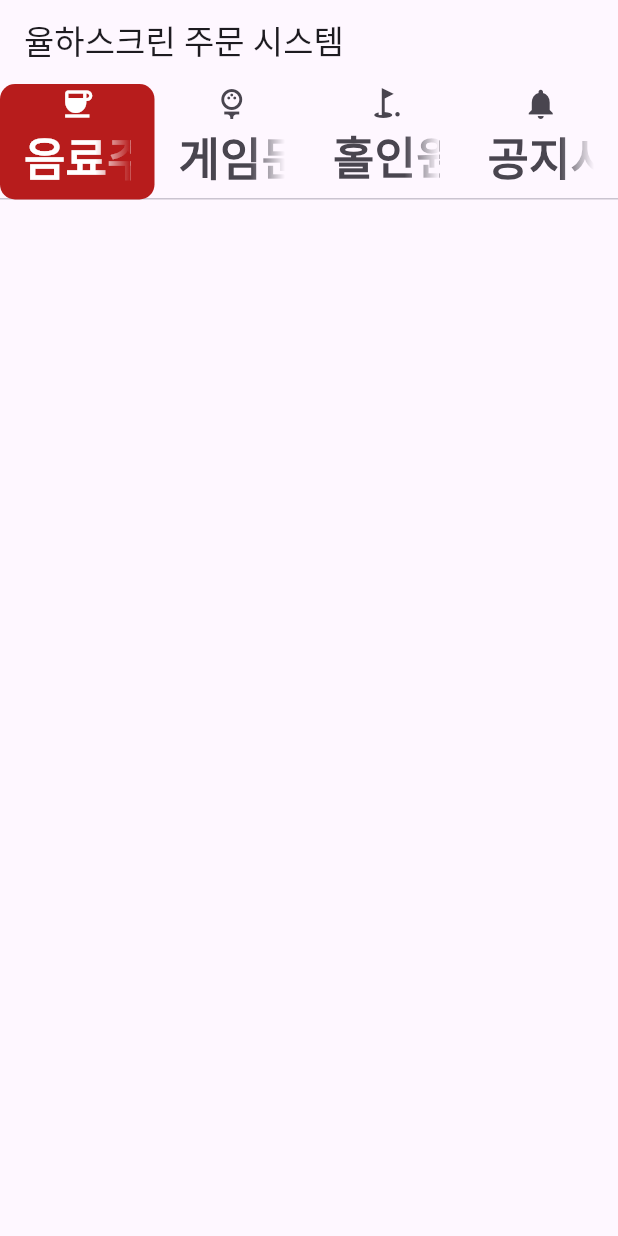
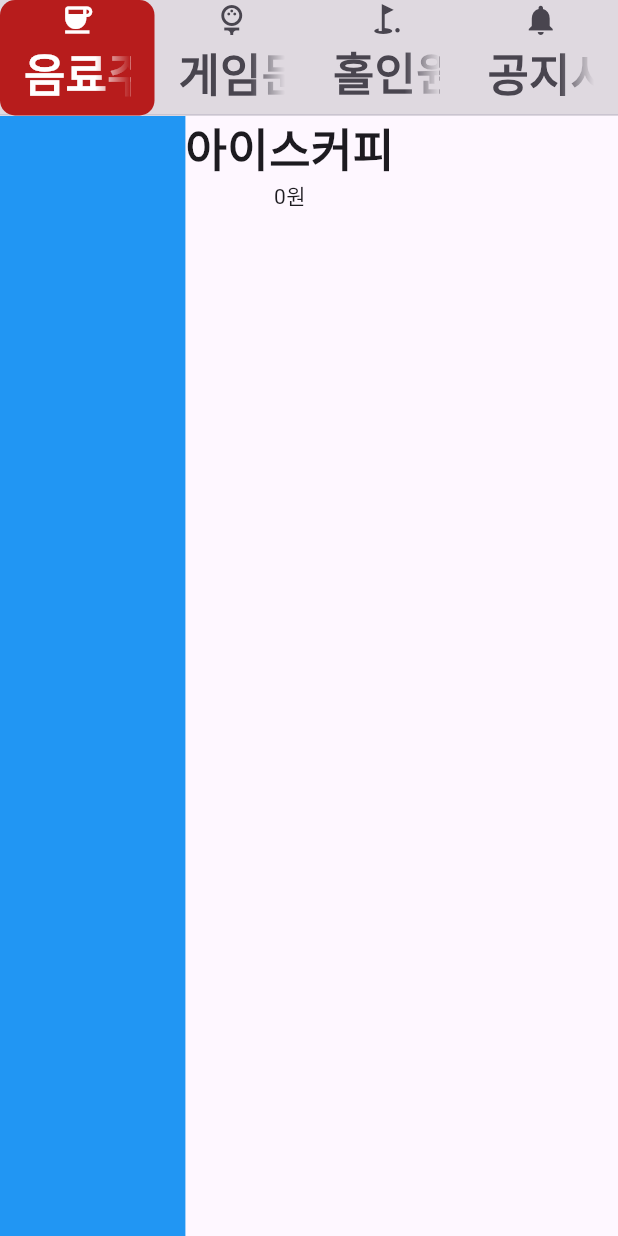
Before and after one commit to gwangheeyi/yulhasystem, a Flutter app: the screen it shows after launch, on a phone screen of 412 x 824 dp. Run offline on Flutter 3.47's test engine with Material 3 defaults, Android fonts, the phone set to English and light mode, and no system bars; our stand-ins replace webview_flutter.

Commit message:
페이지설정

```diff
--- a/lib/main.dart
+++ b/lib/main.dart
@@ -1,9 +1,16 @@
 import 'package:flutter/material.dart';
+import 'orderpage.dart';
+import 'requestpage.dart';
+import 'holeinonepage.dart';
+import 'infopage.dart';
 
 void main() {
 
   runApp(
-      MaterialApp(home:const TabScreen()),
+      MaterialApp(
+        debugShowCheckedModeBanner: false,
+        home:const TabScreen(),
+      ),
   );
 }
 
@@ -25,16 +32,11 @@ class _TabScreenState extends State<TabScreen> with SingleTickerProviderStateMix
   );
 
   @override
-  void dispose(){
-    tabController.dispose();
-    super.dispose();
-  }
-
-  @override
   Widget build(BuildContext context) {
     return Scaffold(
       appBar: AppBar(
-        title: const Text("율하스크린 주문 시스템"),
+        toolbarHeight:0,
+        backgroundColor: Colors.black12,
         bottom: TabBar(
           controller: tabController,
           tabs: const [
@@ -58,7 +60,16 @@ class _TabScreenState extends State<TabScreen> with SingleTickerProviderStateMix
           ),
         ),
       ),
-      body:null,
+      body:
+        TabBarView(
+        controller: tabController,
+        children: [
+          OrderPage(),
+          RequestPage(),
+          HoleInOnePage(),
+          InfoPage()
+        ],
+      ),
     );
   }
 }
--- /dev/null
+++ b/lib/orderpage.dart
@@ -0,0 +1,35 @@
+import 'package:flutter/material.dart';
+class OrderPage extends StatefulWidget {
+  const OrderPage({super.key});
+
+  @override
+  State<OrderPage> createState() => _OrderPageState();
+}
+
+class _OrderPageState extends State<OrderPage> {
+  @override
+  Widget build(BuildContext context) {
+    return MaterialApp(
+      home: Scaffold(
+        body: Row(
+          children: [
+            //주문판
+            Flexible(
+                child:Container(
+                  color: Colors.blue,
+                ),
+                flex: 3),
+            //메뉴판
+            Flexible(
+                child:Container(
+                  child:Column(
+                    children: [Text('아이스커피',style: TextStyle(fontSize: 30,fontWeight:FontWeight.bold)),Text('0원')],
+                  )
+                ),
+                flex: 7),
+          ],
+        ),
+      ),
+    );
+  }
+}
```
Also changed, not shown: lib/holeinonepage.dart (added, +23 -0 lines), lib/infopage.dart (added, +16 -0 lines), lib/requestpage.dart (added, +16 -0 lines), 1 other file.
